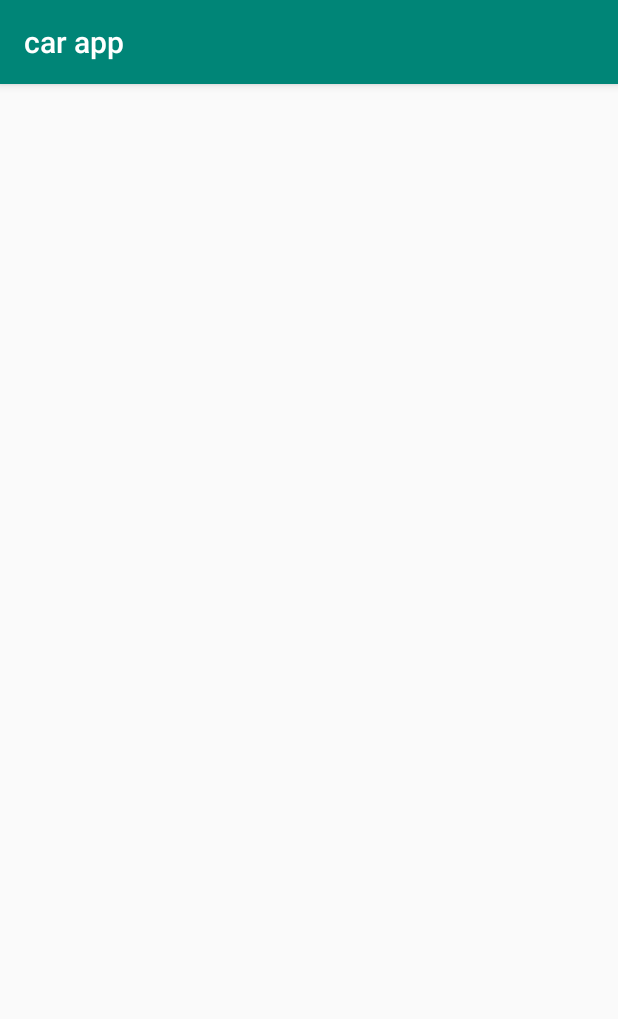
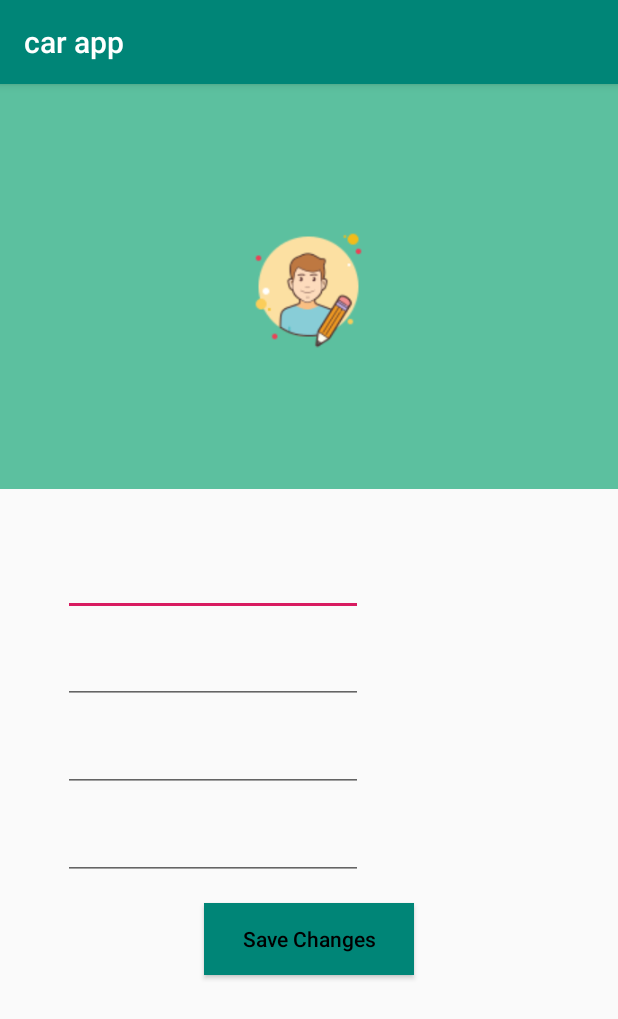
Before and after one commit to oismaill/Self-Driving-Car-, an Android app: the driverProfile screen opened directly, with no data from a screen before it, on a phone screen of 412 x 824 dp. Shown: the top 1019 px of the screen. Run offline under Robolectric (Android 15) with nearby library versions, the phone set to English and light mode, and no system bars; our stand-ins replace Volley; network calls fail; 4 statements that could not run were skipped.

Commit message:
profile with update

```diff
--- a/app/src/main/java/com/example/carapp/Controller/UserController.java
+++ b/app/src/main/java/com/example/carapp/Controller/UserController.java
@@ -76,11 +76,11 @@ public class UserController {
         return sb.toString();
     }
 
-    public void updateUser(HashMap<String, String>update, int Userid, final VolleyCallBack updateCallBack){
+    public void updateUser(HashMap<String, String>data, int Userid, final VolleyCallBack updateCallBack){
         HashMap<String, String> conditions = new HashMap<>();
         conditions.put("id", String.valueOf(Userid));
 
-        userModel.updateUser(update, conditions, new VolleyCallBack()   {
+        userModel.updateUser(conditions, data, new VolleyCallBack()   {
             @Override
             public void onSuccess(String success) {
                 updateCallBack.onSuccess(success);
--- a/app/src/main/java/com/example/carapp/Entites/User.java
+++ b/app/src/main/java/com/example/carapp/Entites/User.java
@@ -1,8 +1,9 @@
 package com.example.carapp.Entites;
 
+import java.io.Serializable;
 import java.util.ArrayList;
 
-public class User {
+public class User implements Serializable {
     private int id;
     private String firstName;
     private String lastName;
--- a/app/src/main/java/com/example/carapp/Entites/UserType.java
+++ b/app/src/main/java/com/example/carapp/Entites/UserType.java
@@ -1,6 +1,8 @@
 package com.example.carapp.Entites;
 
-public class UserType {
+import java.io.Serializable;
+
+public class UserType  implements Serializable {
 
     private int id;
     private String userTypeName;
--- a/app/src/main/java/com/example/carapp/View/DriverActivity.java
+++ b/app/src/main/java/com/example/carapp/View/DriverActivity.java
@@ -7,15 +7,22 @@ import android.os.Bundle;
 import android.view.View;
 import android.widget.Button;
 
+import com.example.carapp.Entites.User;
 import com.example.carapp.R;
 import com.example.carapp.bumps;
 import com.example.carapp.driverProfile;
 
+import java.io.Serializable;
+
 public class DriverActivity extends AppCompatActivity {
     private Button bumpsBTN, distanceBTN,profileBTN;
+    private User user;
     @Override
     protected void onCreate(Bundle savedInstanceState) {
         super.onCreate(savedInstanceState);
+
+        this.user = (User) getIntent().getSerializableExtra("User");
+
         setContentView(R.layout.activity_driver);
         bumpsBTN = (Button) findViewById(R.id.bumps);
         distanceBTN = (Button) findViewById(R.id.distance);
@@ -49,6 +56,7 @@ public class DriverActivity extends AppCompatActivity {
     }
     public void openProfile(){
         Intent intent = new Intent(this, driverProfile.class);
+        intent.putExtra("User", (Serializable) this.user);
         startActivity(intent);
     }
 
--- a/app/src/main/java/com/example/carapp/View/MainActivity.java
+++ b/app/src/main/java/com/example/carapp/View/MainActivity.java
@@ -14,6 +14,7 @@ import com.example.carapp.Controller.UserController;
 import com.example.carapp.Entites.User;
 import com.example.carapp.R;
 
+import java.io.Serializable;
 import java.util.Random;
 
 public class MainActivity extends AppCompatActivity {
@@ -49,13 +50,13 @@ public class MainActivity extends AppCompatActivity {
             @Override
             public void onSuccess(User user) {
                 if(user.getUsertype().getId() == 1){ // admin
-                    Intent intent = new Intent(getApplicationContext(), AdminActivity.class);
-                    baseProfile.user=user;
-                    startActivity(intent);
+                    Intent intent1 = new Intent(getApplicationContext(), AdminActivity.class);
+                    intent1.putExtra("User", (Serializable) user);
+                    startActivity(intent1);
                 }else{ // driver
-                    Intent intent = new Intent(getApplicationContext(), DriverActivity.class);
-                    baseProfile.user=user;
-                    startActivity(intent);
+                    Intent intent2 = new Intent(getApplicationContext(), DriverActivity.class);
+                    intent2.putExtra("User", (Serializable) user);
+                    startActivity(intent2);
                 }
             }
 
--- a/app/src/main/java/com/example/carapp/View/baseProfile.java
+++ b/app/src/main/java/com/example/carapp/View/baseProfile.java
@@ -24,7 +24,7 @@ public abstract class baseProfile extends AppCompatActivity implements View.OnCl
     public HashMap<String, String> userHashmap = new HashMap<>();
     protected Context context;
     private UserController userController;
-    public static User user;
+    protected User user;
 
     protected void setBasicSettings(){
 
@@ -33,11 +33,12 @@ public abstract class baseProfile extends AppCompatActivity implements View.OnCl
     }
     protected abstract void initViews();
     private void initAllViews() {
-
         firstNameET = findViewById(R.id.userFirstname);
         lastNameET = findViewById(R.id.userLasttname);
         emailET = findViewById(R.id.userEmail);
         passET = findViewById(R.id.userPassword);
+        saveBTN = findViewById(R.id.button_save);
+        saveBTN.setOnClickListener(this);
         initViews();
         displayUserProfileData();
     }
@@ -45,9 +46,6 @@ public abstract class baseProfile extends AppCompatActivity implements View.OnCl
 
     protected abstract void validateChange();
     private void validateMainChange() {
-
-
-
         firstNameET.addTextChangedListener(new TextWatcher() {
             @Override
             public void beforeTextChanged(CharSequence s, int start, int count, int after) {}
@@ -105,9 +103,9 @@ public abstract class baseProfile extends AppCompatActivity implements View.OnCl
 
     @Override
     public void onClick(View v) {
-
-        updateUserProfileData();
-
+        if(v.getId() == R.id.button_save){
+            updateUserProfileData();
+        }
     }
 
 
@@ -122,9 +120,8 @@ public abstract class baseProfile extends AppCompatActivity implements View.OnCl
 
     public abstract void updateProfileData();
     private void updateUserProfileData(){
-
-
         if(!userHashmap.isEmpty()){
+            System.out.println(userHashmap.size());
             userController.updateUser(userHashmap, user.getId(), new VolleyCallBack() {
                 @Override
                 public void onSuccess(String success) {
--- a/app/src/main/java/com/example/carapp/adminProfile.java
+++ b/app/src/main/java/com/example/carapp/adminProfile.java
@@ -15,6 +15,9 @@ public class adminProfile extends baseProfile {
         super.onCreate(savedInstanceState);
         setContentView(R.layout.activity_admin_profile);
         this.context=getApplicationContext();
+
+        this.user = (User) getIntent().getSerializableExtra("User");
+
         setBasicSettings();
         displayProfileData();
     }
--- a/app/src/main/java/com/example/carapp/driverProfile.java
+++ b/app/src/main/java/com/example/carapp/driverProfile.java
@@ -2,8 +2,10 @@ package com.example.carapp;
 
 import androidx.appcompat.app.AppCompatActivity;
 
+import android.content.Intent;
 import android.os.Bundle;
 
+import com.example.carapp.Entites.User;
 import com.example.carapp.View.baseProfile;
 
 public class driverProfile extends baseProfile {
@@ -13,6 +15,9 @@ public class driverProfile extends baseProfile {
         super.onCreate(savedInstanceState);
         setContentView(R.layout.activity_driver_profile);
         this.context=getApplicationContext();
+
+        this.user = (User) getIntent().getSerializableExtra("User");
+
         setBasicSettings();
         displayProfileData();
     }
--- a/app/src/main/res/layout/activity_admin_profile.xml
+++ b/app/src/main/res/layout/activity_admin_profile.xml
@@ -41,19 +41,10 @@
             android:layout_width="360dp"
             android:layout_height="match_parent">
 
-
-            <ProgressBar
-                android:id="@+id/progressbar"
-                android:visibility="invisible"
-                android:layout_margin="10dp"
-                android:layout_gravity="center_horizontal"
-                android:layout_width="wrap_content"
-                android:layout_height="wrap_content"/>
-
             <EditText
                 android:textAlignment="center"
                 android:layout_marginTop="5dp"
-                android:textColor="@android:color/white"
+                android:textColor="@android:color/black"
                 android:textAppearance="@style/TextAppearance.AppCompat.Headline"
                 android:layout_centerHorizontal="true"
                 android:layout_below="@id/image_view"
@@ -64,7 +55,7 @@
             <EditText
                 android:textAlignment="center"
                 android:layout_marginTop="5dp"
-                android:textColor="@android:color/white"
+                android:textColor="@android:color/black"
                 android:textAppearance="@style/TextAppearance.AppCompat.Headline"
                 android:layout_centerHorizontal="true"
                 android:layout_below="@id/userFirstname"
@@ -75,7 +66,7 @@
             <EditText
                 android:textAlignment="center"
                 android:layout_marginTop="5dp"
-                android:textColor="@android:color/white"
+                android:textColor="@android:color/black"
                 android:textAppearance="@style/TextAppearance.AppCompat.Headline"
                 android:layout_centerHorizontal="true"
                 android:layout_below="@id/userLasttname"
@@ -86,7 +77,7 @@
             <EditText
                 android:textAlignment="center"
                 android:layout_marginTop="5dp"
-                android:textColor="@android:color/white"
+                android:textColor="@android:color/black"
                 android:textAppearance="@style/TextAppearance.AppCompat.Headline"
                 android:layout_centerHorizontal="true"
                 android:layout_below="@id/userEmail"
@@ -98,7 +89,7 @@
             <Button
                 android:id="@+id/button_save"
                 android:layout_marginTop="15dp"
-                android:textColor="@android:color/white"
+                android:textColor="@android:color/black"
                 android:background="?colorPrimary"
                 android:textAllCaps="false"
                 android:layout_gravity="center_horizontal"
--- a/app/src/main/res/layout/activity_driver_profile.xml
+++ b/app/src/main/res/layout/activity_driver_profile.xml
@@ -1,9 +1,105 @@
 <?xml version="1.0" encoding="utf-8"?>
-<androidx.constraintlayout.widget.ConstraintLayout xmlns:android="http://schemas.android.com/apk/res/android"
-    xmlns:app="http://schemas.android.com/apk/res-auto"
+<LinearLayout xmlns:android="http://schemas.android.com/apk/res/android"
     xmlns:tools="http://schemas.android.com/tools"
     android:layout_width="match_parent"
-    android:layout_height="match_parent"
-    tools:context=".driverProfile">
+    android:layout_height="match_parent">
 
-</androidx.constraintlayout.widget.ConstraintLayout>
+
+    <RelativeLayout
+        android:layout_width="match_parent"
+        android:layout_height="match_parent">
+
+        <RelativeLayout
+            android:id="@+id/layoutHead"
+            android:background="#5CC09F"
+            android:layout_width="match_parent"
+            android:layout_height="270dp">
+
+            <ImageView
+                android:id="@+id/image_view"
+                android:background="@drawable/iconsuser"
+                android:layout_centerInParent="true"
+                android:layout_width="90dp"
+                android:layout_height="90dp"/>
+
+
+            <ProgressBar
+                android:visibility="invisible"
+                android:id="@+id/progressbar_pic"
+                android:layout_centerInParent="true"
+                android:layout_width="wrap_content"
+                android:layout_height="wrap_content"/>
+
+        </RelativeLayout>
+
+        <LinearLayout
+            android:layout_marginTop="10dp"
+            android:padding="16dp"
+            android:layout_centerHorizontal="true"
+            android:orientation="vertical"
+            android:layout_below="@id/layoutHead"
+            android:layout_width="360dp"
+            android:layout_height="match_parent">
+
+
+            <EditText
+                android:textAlignment="center"
+                android:layout_marginTop="5dp"
+                android:textColor="@android:color/black"
+                android:textAppearance="@style/TextAppearance.AppCompat.Headline"
+                android:layout_centerHorizontal="true"
+                android:layout_below="@id/image_view"
+                android:enabled="true"
+                android:id="@+id/userFirstname"
+                android:layout_width="200dp"
+                android:layout_height="wrap_content"/>
+            <EditText
+                android:textAlignment="center"
+                android:layout_marginTop="5dp"
+                android:textColor="@android:color/black"
+                android:textAppearance="@style/TextAppearance.AppCompat.Headline"
+                android:layout_centerHorizontal="true"
+                android:layout_below="@id/userFirstname"
+                android:enabled="true"
+                android:id="@+id/userLasttname"
+                android:layout_width="200dp"
+                android:layout_height="wrap_content"/>
+            <EditText
+                android:textAlignment="center"
+                android:layout_marginTop="5dp"
+                android:textColor="@android:color/black"
+                android:textAppearance="@style/TextAppearance.AppCompat.Headline"
+                android:layout_centerHorizontal="true"
+                android:layout_below="@id/userLasttname"
+                android:enabled="true"
+                android:id="@+id/userEmail"
+                android:layout_width="200dp"
+                android:layout_height="wrap_content"/>
+            <EditText
+                android:textAlignment="center"
+                android:layout_marginTop="5dp"
+                android:textColor="@android:color/black"
+                android:textAppearance="@style/TextAppearance.AppCompat.Headline"
+                android:layout_centerHorizontal="true"
+                android:layout_below="@id/userEmail"
+                android:enabled="true"
+                android:id="@+id/userPassword"
+                android:layout_width="200dp"
+                android:layout_height="wrap_content"/>
+
+            <Button
+                android:id="@+id/button_save"
+                android:layout_marginTop="15dp"
+                android:textColor="@android:color/black"
+                android:background="?colorPrimary"
+                android:textAllCaps="false"
+                android:layout_gravity="center_horizontal"
+                android:text="Save Changes"
+                android:layout_width="140dp"
+                android:layout_height="wrap_content"/>
+
+        </LinearLayout>
+
+    </RelativeLayout>
+
+</LinearLayout>
```
